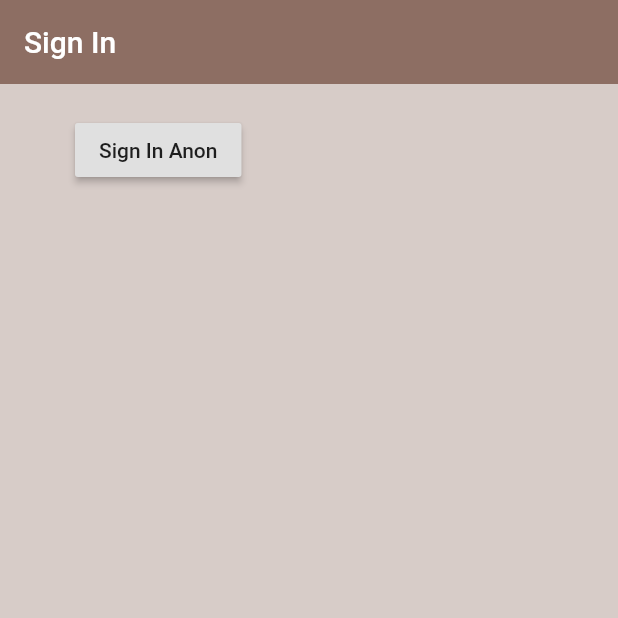
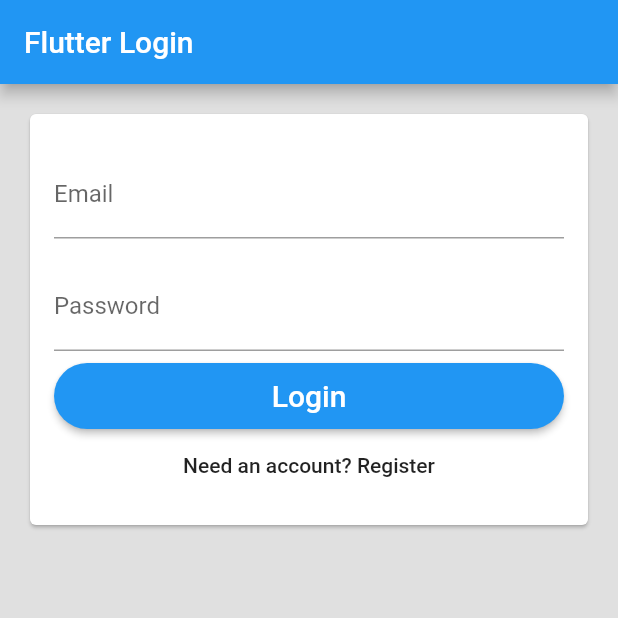
Before and after one commit to MatiCG/Synthia-app, a Flutter app: the screen it shows after launch, on a phone screen of 412 x 824 dp, the top half of it. Run offline on Flutter 3.47's test engine with Material 2 defaults, Android fonts, the phone set to English and light mode, and no system bars; our stand-ins replace firebase_auth; accounts and stored records are empty.

Commit message:
[ADD] Login And register Done

```diff
--- /dev/null
+++ b/synthia_app/lib/auth.dart
@@ -0,0 +1,34 @@
+import 'dart:async';
+import 'package:firebase_auth/firebase_auth.dart';
+
+abstract class BaseAuth {
+
+  Future<String> currentUser();
+  Future<String> signIn(String email, String password);
+  Future<String> createUser(String email, String password);
+  Future<void> signOut();
+}
+
+class Auth implements BaseAuth {
+  final FirebaseAuth _firebaseAuth = FirebaseAuth.instance;
+
+  Future<String> signIn(String email, String password) async {
+    FirebaseUser user = (await FirebaseAuth.instance.signInWithEmailAndPassword(email: email, password: password)).user;
+    return user.uid;
+  }
+
+  Future<String> createUser(String email, String password) async {
+    FirebaseUser user = (await FirebaseAuth.instance.createUserWithEmailAndPassword(email: email, password: password)).user;
+    return user.uid;
+  }
+
+  Future<String> currentUser() async {
+    FirebaseUser user = await _firebaseAuth.currentUser();
+    return user != null ? user.uid : null;
+  }
+
+  Future<void> signOut() async {
+    return _firebaseAuth.signOut();
+  }
+
+}
--- /dev/null
+++ b/synthia_app/lib/login_page.dart
@@ -0,0 +1,185 @@
+import 'package:flutter/material.dart';
+import 'primary_button.dart';
+import 'auth.dart';
+
+class LoginPage extends StatefulWidget {
+  LoginPage({Key key, this.title, this.auth, this.onSignIn}) : super(key: key);
+
+  final String title;
+  final BaseAuth auth;
+  final VoidCallback onSignIn;
+
+  @override
+  _LoginPageState createState() => new _LoginPageState();
+}
+
+enum FormType {
+  login,
+  register
+}
+
+class _LoginPageState extends State<LoginPage> {
+  static final formKey = new GlobalKey<FormState>();
+
+  String _email;
+  String _password;
+  FormType _formType = FormType.login;
+  String _authHint = '';
+
+  bool validateAndSave() {
+    final form = formKey.currentState;
+    if (form.validate()) {
+      form.save();
+      return true;
+    }
+    return false;
+  }
+
+  void validateAndSubmit() async {
+    if (validateAndSave()) {
+      try {
+        String userId = _formType == FormType.login
+            ? await widget.auth.signIn(_email, _password)
+            : await widget.auth.createUser(_email, _password);
+        setState(() {
+          _authHint = 'Signed In\n\nUser id: $userId';
+        });
+        widget.onSignIn();
+      }
+      catch (e) {
+        setState(() {
+          _authHint = 'Sign In Error\n\n${e.toString()}';
+        });
+        print(e);
+      }
+    } else {
+      setState(() {
+        _authHint = '';
+      });
+    }
+  }
+
+  void moveToRegister() {
+    formKey.currentState.reset();
+    setState(() {
+      _formType = FormType.register;
+      _authHint = '';
+    });
+  }
+
+  void moveToLogin() {
+    formKey.currentState.reset();
+    setState(() {
+      _formType = FormType.login;
+      _authHint = '';
+    });
+  }
+
+  List<Widget> usernameAndPassword() {
+    return [
+      padded(child: new TextFormField(
+        key: new Key('email'),
+        decoration: new InputDecoration(labelText: 'Email'),
+        autocorrect: false,
+        validator: (val) => val.isEmpty ? 'Email can\'t be empty.' : null,
+        onSaved: (val) => _email = val,
+      )),
+      padded(child: new TextFormField(
+        key: new Key('password'),
+        decoration: new InputDecoration(labelText: 'Password'),
+        obscureText: true,
+        autocorrect: false,
+        validator: (val) => val.isEmpty ? 'Password can\'t be empty.' : null,
+        onSaved: (val) => _password = val,
+      )),
+    ];
+  }
+
+  List<Widget> submitWidgets() {
+    switch (_formType) {
+      case FormType.login:
+        return [
+          new PrimaryButton(
+              key: new Key('login'),
+              text: 'Login',
+              height: 44.0,
+              onPressed: validateAndSubmit
+          ),
+          new FlatButton(
+              key: new Key('need-account'),
+              child: new Text("Need an account? Register"),
+              onPressed: moveToRegister
+          ),
+        ];
+      case FormType.register:
+        return [
+          new PrimaryButton(
+              key: new Key('register'),
+              text: 'Create an account',
+              height: 44.0,
+              onPressed: validateAndSubmit
+          ),
+          new FlatButton(
+              key: new Key('need-login'),
+              child: new Text("Have an account? Login"),
+              onPressed: moveToLogin
+          ),
+        ];
+    }
+    return null;
+  }
+
+  Widget hintText() {
+    return new Container(
+      //height: 80.0,
+        padding: const EdgeInsets.all(32.0),
+        child: new Text(
+            _authHint,
+            key: new Key('hint'),
+            style: new TextStyle(fontSize: 18.0, color: Colors.grey),
+            textAlign: TextAlign.center)
+    );
+  }
+
+
+  @override
+  Widget build(BuildContext context) {
+    return new Scaffold(
+        appBar: new AppBar(
+          title: new Text(widget.title),
+        ),
+        backgroundColor: Colors.grey[300],
+        body: new SingleChildScrollView(child: new Container(
+            padding: const EdgeInsets.all(16.0),
+            child: new Column(
+                children: [
+                  new Card(
+                      child: new Column(
+                          mainAxisSize: MainAxisSize.min,
+                          children: <Widget>[
+                            new Container(
+                                padding: const EdgeInsets.all(16.0),
+                                child: new Form(
+                                    key: formKey,
+                                    child: new Column(
+                                      crossAxisAlignment: CrossAxisAlignment.stretch,
+                                      children: usernameAndPassword() + submitWidgets(),
+                                    )
+                                )
+                            ),
+                          ])
+                  ),
+                  hintText()
+                ]
+            )
+        ))
+    );
+  }
+
+  Widget padded({Widget child}) {
+    return new Padding(
+      padding: EdgeInsets.symmetric(vertical: 8.0),
+      child: child,
+    );
+  }
+}
--- a/synthia_app/lib/main.dart
+++ b/synthia_app/lib/main.dart
@@ -1,22 +1,19 @@
 import 'package:flutter/material.dart';
-import 'package:provider/provider.dart';
-import 'package:synthiaapp/screens/models/user.dart';
-import 'package:synthiaapp/screens/wrapper.dart';
-import 'package:synthiaapp/services/auth.dart';
+import 'root_page.dart';
+import 'auth.dart';
 
-void main() {
-  runApp(MyApp());
-}
+void main() => runApp(new MyApp());
 
 class MyApp extends StatelessWidget {
   // This widget is the root of your application.
   @override
   Widget build(BuildContext context) {
-    return StreamProvider<User>.value(
-      value: AuthService().user,
-      child: MaterialApp(
-      home: Wrapper(),
+    return new MaterialApp(
+      title: 'Flutter Login',
+      theme: new ThemeData(
+        primarySwatch: Colors.blue,
       ),
+      home: new RootPage(auth: new Auth()),
     );
   }
 }
--- /dev/null
+++ b/synthia_app/lib/primary_button.dart
@@ -0,0 +1,23 @@
+import 'package:flutter/material.dart';
+
+class PrimaryButton extends StatelessWidget {
+  PrimaryButton({this.key, this.text, this.height, this.onPressed}) : super(key: key);
+  Key key;
+  String text;
+  double height;
+  VoidCallback onPressed;
+
+  @override
+  Widget build(BuildContext context) {
+    return new ConstrainedBox(
+      constraints: BoxConstraints.expand(height: height),
+      child: new RaisedButton(
+          child: new Text(text, style: new TextStyle(color: Colors.white, fontSize: 20.0)),
+          shape: new RoundedRectangleBorder(
+              borderRadius: BorderRadius.all(Radius.circular(height / 2))),
+          color: Colors.blue,
+          textColor: Colors.black87,
+          onPressed: onPressed),
+    );
+  }
+}
--- /dev/null
+++ b/synthia_app/lib/root_page.dart
@@ -0,0 +1,54 @@
+import 'package:flutter/material.dart';
+import 'auth.dart';
+import 'login_page.dart';
+import 'home_page.dart';
+
+class RootPage extends StatefulWidget {
+  RootPage({Key key, this.auth}) : super(key: key);
+  final BaseAuth auth;
+
+  @override
+  State<StatefulWidget> createState() => new _RootPageState();
+}
+
+enum AuthStatus {
+  notSignedIn,
+  signedIn,
+}
+
+class _RootPageState extends State<RootPage> {
+
+  AuthStatus authStatus = AuthStatus.notSignedIn;
+
+  initState() {
+    super.initState();
+    widget.auth.currentUser().then((userId) {
+      setState(() {
+        authStatus = userId != null ? AuthStatus.signedIn : AuthStatus.notSignedIn;
+      });
+    });
+  }
+
+  void _updateAuthStatus(AuthStatus status) {
+    setState(() {
+      authStatus = status;
+    });
+  }
+
+  @override
+  Widget build(BuildContext context) {
+    switch (authStatus) {
+      case AuthStatus.notSignedIn:
+        return new LoginPage(
+          title: 'Flutter Login',
+          auth: widget.auth,
+          onSignIn: () => _updateAuthStatus(AuthStatus.signedIn),
+        );
+      case AuthStatus.signedIn:
+        return new HomePage(
+            auth: widget.auth,
+            onSignOut: () => _updateAuthStatus(AuthStatus.notSignedIn)
+        );
+    }
+  }
+}
--- a/synthia_app/lib/screens/authenticate/authenticate.dart
+++ /dev/null
@@ -1,16 +0,0 @@
-import 'package:flutter/material.dart';
-import 'package:synthiaapp/screens/authenticate/sign_in.dart';
-
-class Authenticate extends StatefulWidget {
-  @override
-  _AuthenticateState createState() => _AuthenticateState();
-}
-
-class _AuthenticateState extends State<Authenticate> {
-  @override
-  Widget build(BuildContext context) {
-    return Container(
-      child: SignIn(),
-    );
-  }
-}
--- a/synthia_app/lib/screens/authenticate/sign_in.dart
+++ /dev/null
@@ -1,39 +0,0 @@
-import 'package:flutter/material.dart';
-import 'package:synthiaapp/services/auth.dart';
-
-class SignIn extends StatefulWidget {
-  @override
-  _SignInState createState() => _SignInState();
-}
-
-class _SignInState extends State<SignIn> {
-
-  final AuthService _auth = AuthService();
-
-  @override
-  Widget build(BuildContext context) {
-    return Scaffold(
-      backgroundColor: Colors.brown[100],
-      appBar: AppBar(
-        backgroundColor: Colors.brown[400],
-        elevation: 0.0,
-        title: Text('Sign In'),
-      ),
-      body: Container(
-        padding: EdgeInsets.symmetric(vertical: 20.0, horizontal: 50.0),
-        child: RaisedButton(
-          child: Text('Sign In Anon'),
-          onPressed: () async {
-            dynamic result = await _auth.signInAnon();
-            if (result == null) {
-              print('Error in Sign In');
-            } else {
-              print('Signed In');
-              print(result.uid);
-            }
-          },
-        ),
-      ),
-    );
-  }
-}
--- a/synthia_app/lib/screens/models/user.dart
+++ /dev/null
@@ -1,7 +0,0 @@
-class User {
-
-  final String uid;
-
-  User({ this.uid });
-
-}
--- a/synthia_app/lib/screens/wrapper.dart
+++ /dev/null
@@ -1,15 +0,0 @@
-import 'package:flutter/material.dart';
-import 'package:provider/provider.dart';
-import 'package:synthiaapp/screens/authenticate/authenticate.dart';
-import 'package:synthiaapp/screens/models/user.dart';
-
-class Wrapper extends StatelessWidget {
-  @override
-  Widget build(BuildContext context) {
-
-    final user = Provider.of<User>(context);
-    print(user);
-    //return Home ou AUthenticate
-    return Authenticate();
-  }
-}
--- a/synthia_app/lib/services/auth.dart
+++ /dev/null
@@ -1,36 +0,0 @@
-import 'package:firebase_auth/firebase_auth.dart';
-import 'package:synthiaapp/screens/models/user.dart';
-
-class AuthService {
-
-  final FirebaseAuth _auth = FirebaseAuth.instance;
-
-  // Create User Obj Based On FireBaseUser
-  User _userFromFirebaseUser(FirebaseUser user) {
-    return user != null ? User(uid: user.uid) : null;
-  }
-
-  // Sign in With email and Password
-
-  // Auth Change User Stream
-  Stream<User> get user {
-    return _auth.onAuthStateChanged.map(_userFromFirebaseUser);
-  }
-
-  // Sign In Anon
-  Future signInAnon() async {
-    try {
-      AuthResult result = await _auth.signInAnonymously();
-      FirebaseUser user = result.user;
-      return _userFromFirebaseUser(user);
-    } catch(e) {
-      print(e.toString());
-      return null;
-    }
-  }
-
-  // Register with email and Password
-
-  // Sign out
-
-}
```
Also changed, not shown: synthia_app/lib/home_page.dart (added, +39 -0 lines), synthia_app/lib/screens/home/home.dart (deleted, +0 -10 lines), synthia_app/pubspec.lock.
